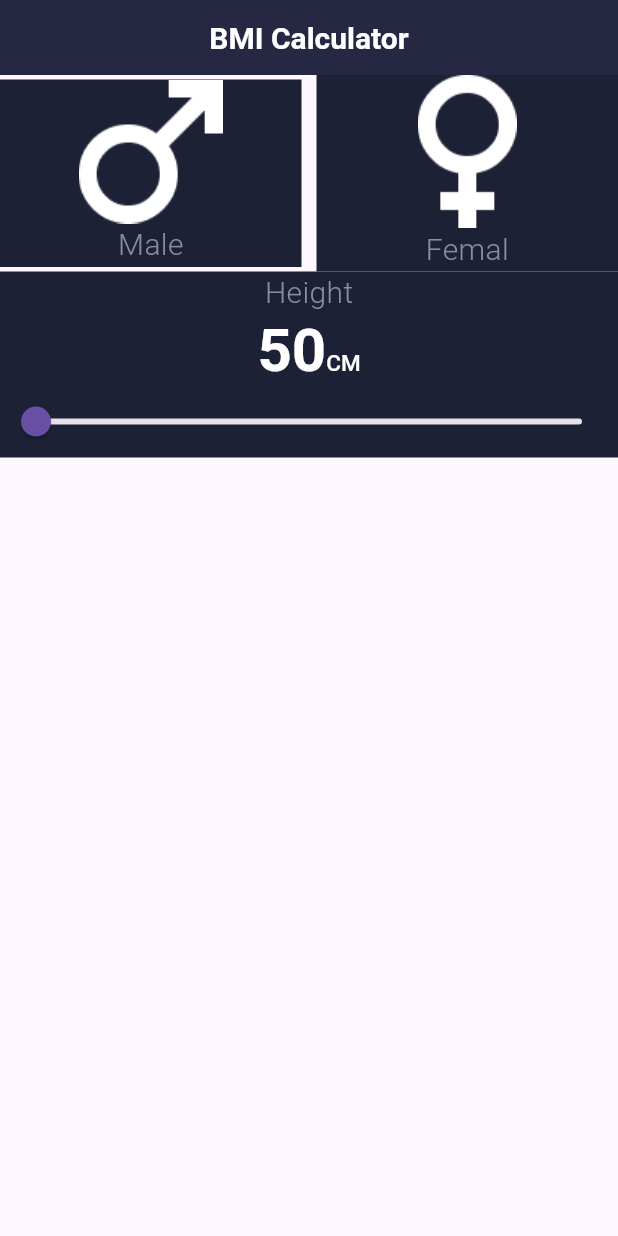
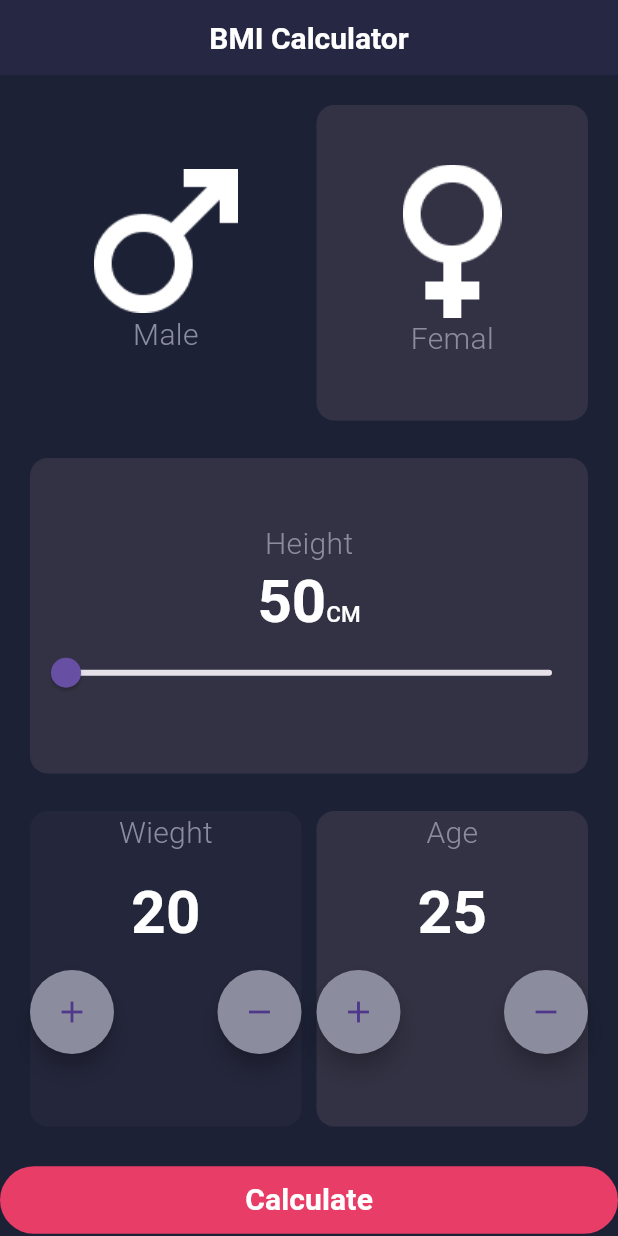
Before and after one commit to Mahmoud-Z-Fares/BMI-Calculator, a Flutter app: the screen it shows after launch, on a phone screen of 412 x 824 dp. Run offline on Flutter 3.47's test engine with Material 3 defaults, Android fonts, the phone set to English and light mode, and no system bars.

Commit message:
Finish all UI and Calculate Screen

```diff
--- a/lib/consts.dart
+++ b/lib/consts.dart
@@ -2,6 +2,7 @@ import 'package:flutter/material.dart';
 
 Color mainColor = Color(0xff1C2135);
 Color butColor = Color(0xffE83D67);
+Color secondColor = Color(0xff333244);
 
 TextStyle textStylygray300w20px = TextStyle(
   color: Color(0xff8B8C9E),
--- a/lib/main.dart
+++ b/lib/main.dart
@@ -1,11 +1,15 @@
 import 'package:bmi_app/views/home_view.dart';
+import 'package:bmi_app/views/result_screen.dart';
 import 'package:flutter/material.dart';
 
 void main() {
   runApp(
     MaterialApp(
       initialRoute: HomeView.routeName,
-      routes: {HomeView.routeName: (context) => HomeView()},
+      routes: {
+        HomeView.routeName: (context) => HomeView(),
+        ResultScreen.routeName: (context) => ResultScreen(),
+      },
       debugShowCheckedModeBanner: false,
       color: Color(0xff1C2135),
     ),
--- a/lib/views/home_view.dart
+++ b/lib/views/home_view.dart
@@ -1,5 +1,9 @@
 import 'package:bmi_app/consts.dart';
+import 'package:bmi_app/views/result_screen.dart';
+import 'package:bmi_app/widgets/custom_age_wieght.dart';
 import 'package:bmi_app/widgets/custom_app_bar.dart';
+import 'package:bmi_app/widgets/custom_gender_widget.dart';
+import 'package:bmi_app/widgets/custom_slider.dart';
 import 'package:flutter/material.dart';
 
 class HomeView extends StatefulWidget {
@@ -12,21 +16,62 @@ class HomeView extends StatefulWidget {
 
 class _HomeViewState extends State<HomeView> {
   double sliderValue = 50;
+  int wieght = 20;
+  int age = 25;
+  bool isMale = true;
+
   @override
   Widget build(BuildContext context) {
     return Scaffold(
+      bottomNavigationBar: CustomButton(
+        title: "Calculate",
+        onPressed: () {
+          Navigator.pushNamed(
+            context,
+            ResultScreen.routeName,
+            arguments: BMICalculator(
+              gender: "Male",
+              age: age,
+              wieght: wieght,
+              height: sliderValue.toInt(),
+            ),
+          );
+        },
+      ),
+      backgroundColor: mainColor,
       appBar: CustomAppBar(),
-      body: Column(
+      body: Padding(
+        padding: const EdgeInsets.symmetric(horizontal: 20),
+        child: Column(
+          mainAxisAlignment: MainAxisAlignment.center,
           children: [
-          Row(
+            SizedBox(height: 20),
+            //Wiegh and Height row
+            Expanded(
+              child: Row(
+                crossAxisAlignment: CrossAxisAlignment.center,
                 spacing: 10,
                 children: [
-              CustomGender(title: "Male", picPath: "assets/images/male.png"),
+                  CustomGender(
+                    onTap: () => setState(() => isMale = true),
 
-              CustomGender(title: "Femal", picPath: "assets/images/female.png"),
+                    isMale: isMale,
+                    title: "Male",
+                    picPath: "assets/images/male.png",
+                  ),
+
+                  CustomGender(
+                    onTap: () => setState(() => isMale = false),
+                    isMale: !isMale,
+                    title: "Femal",
+                    picPath: "assets/images/female.png",
+                  ),
                 ],
               ),
-          CustomSlider(
+            ),
+            SizedBox(height: 25),
+            Expanded(
+              child: CustomSlider(
                 sliderValue: sliderValue,
                 onChanged: (v) {
                   sliderValue = v;
@@ -34,65 +79,51 @@ class _HomeViewState extends State<HomeView> {
                   setState(() {});
                 },
               ),
-        ],
             ),
-    );
-  }
-}
+            SizedBox(height: 25),
 
-class CustomSlider extends StatelessWidget {
-  CustomSlider({super.key, this.onChanged, required this.sliderValue});
-
-  double sliderValue;
-  void Function(double)? onChanged;
-
-  @override
-  Widget build(BuildContext context) {
-    return Container(
-      alignment: Alignment.center,
-      decoration: BoxDecoration(color: mainColor),
-      child: Column(
+            Expanded(
+              child: Row(
+                spacing: 10,
                 children: [
-          CustomText(title: "Height"),
-          RichText(
-            text: TextSpan(
-              children: [
-                TextSpan(
-                  text: sliderValue.round().toString(),
-                  style: textStylwhite300w40px,
+                  Expanded(
+                    child: CustomAgeandWieghtWidget(
+                      color: Color(0xff24263B),
+                      heroTag: "h11",
+                      heroTag2: "h12",
+                      title: "Wieght",
+                      value: wieght,
+                      onPressed1: () {
+                        wieght++;
+                        setState(() {});
+                      },
+                      onPressed2: () {
+                        wieght--;
+                        setState(() {});
+                      },
                     ),
-                TextSpan(
-                  text: "CM",
-                  style: TextStyle(
-                    color: Colors.white,
-                    fontSize: 15,
-                    fontWeight: FontWeight.w500,
+                  ),
+                  Expanded(
+                    child: CustomAgeandWieghtWidget(
+                      color: secondColor,
+                      heroTag2: "h21",
+                      heroTag: "h22",
+                      title: "Age",
+                      value: age,
+                      onPressed1: () {
+                        age++;
+                        setState(() {});
+                      },
+                      onPressed2: () {
+                        age--;
+                        setState(() {});
+                      },
                     ),
                   ),
                 ],
               ),
             ),
-          Slider(value: sliderValue, onChanged: onChanged, min: 50, max: 200),
-        ],
-      ),
-    );
-  }
-}
-
-class CustomGender extends StatelessWidget {
-  const CustomGender({super.key, required this.title, required this.picPath});
-  final String title;
-  final String picPath;
-  @override
-  Widget build(BuildContext context) {
-    return Expanded(
-      child: Container(
-        alignment: Alignment.center,
-        decoration: BoxDecoration(color: mainColor),
-        child: Column(
-          children: [
-            Image.asset(picPath),
-            CustomText(title: title),
+            SizedBox(height: 25),
           ],
         ),
       ),
@@ -100,13 +131,42 @@ class CustomGender extends StatelessWidget {
   }
 }
 
-class CustomText extends StatelessWidget {
-  const CustomText({super.key, required this.title});
-
+class CustomButton extends StatelessWidget {
+  const CustomButton({super.key, this.onPressed, required this.title});
+  final void Function()? onPressed;
   final String title;
-
   @override
   Widget build(BuildContext context) {
-    return Text(title, style: textStylygray300w20px);
+    return TextButton(
+      style: TextButton.styleFrom(backgroundColor: butColor),
+      onPressed: onPressed,
+      child: Text(title, style: textStylwhite300w20px),
+    );
   }
 }
+
+class BMICalculator {
+  BMICalculator({
+    required this.gender,
+    required this.height,
+    required this.age,
+    required this.wieght,
+  });
+  String gender;
+  int height;
+  int age;
+  int wieght;
+
+  double get calculatBMI => wieght / ((height / 100) * (height / 100)).round();
+  String get resultBMI {
+    if (calculatBMI < 18.5) {
+      return "UnderWeight";
+    } else if (calculatBMI < 25) {
+      return "Normal";
+    } else if (calculatBMI < 30) {
+      return "OverWeight";
+    } else {
+      return "Obese";
+    }
+  }
+}
--- /dev/null
+++ b/lib/widgets/custom_age_wieght.dart
@@ -0,0 +1,63 @@
+import 'package:bmi_app/consts.dart';
+import 'package:bmi_app/widgets/custom_text.dart';
+import 'package:flutter/material.dart';
+
+class CustomAgeandWieghtWidget extends StatelessWidget {
+  const CustomAgeandWieghtWidget({
+    super.key,
+    required this.value,
+    required this.title,
+    this.onPressed1,
+    this.onPressed2,
+    required this.heroTag,
+    required this.heroTag2,
+    required this.color,
+  });
+  final String heroTag;
+  final String heroTag2;
+
+  final int value;
+  final String title;
+  final void Function()? onPressed1;
+  final void Function()? onPressed2;
+  final Color color;
+
+  @override
+  Widget build(BuildContext context) {
+    return Container(
+      decoration: BoxDecoration(
+        color: color,
+        borderRadius: BorderRadius.circular(12),
+      ),
+      child: Column(
+        spacing: 10,
+        children: [
+          CustomText(title: title),
+          Text(value.toString(), style: textStylwhite300w40px),
+          Row(
+            spacing: 10,
+            mainAxisAlignment: MainAxisAlignment.spaceBetween,
+            children: [
+              FloatingActionButton(
+                heroTag: heroTag,
+                backgroundColor: Color(0xff8B8C9E),
+                shape: CircleBorder(),
+
+                onPressed: onPressed1,
+                child: Icon(Icons.add),
+              ),
+              FloatingActionButton(
+                heroTag: heroTag2,
+                backgroundColor: Color(0xff8B8C9E),
+
+                shape: CircleBorder(),
+                onPressed: onPressed2,
+                child: Icon(Icons.remove),
+              ),
+            ],
+          ),
+        ],
+      ),
+    );
+  }
+}
--- /dev/null
+++ b/lib/widgets/custom_gender_widget.dart
@@ -0,0 +1,38 @@
+import 'package:bmi_app/consts.dart';
+import 'package:bmi_app/widgets/custom_text.dart';
+import 'package:flutter/material.dart';
+
+class CustomGender extends StatelessWidget {
+  const CustomGender({
+    super.key,
+    required this.title,
+    required this.picPath,
+    required this.isMale,
+    this.onTap,
+  });
+  final String title;
+  final String picPath;
+  final bool isMale;
+  final void Function()? onTap;
+  @override
+  Widget build(BuildContext context) {
+    return Expanded(
+      child: GestureDetector(
+        onTap: onTap,
+        child: Container(
+          decoration: BoxDecoration(
+            color: isMale ? mainColor : secondColor,
+            borderRadius: BorderRadius.all(Radius.circular(12)),
+          ),
+          child: Column(
+            mainAxisAlignment: MainAxisAlignment.center,
+            children: [
+              Image.asset(picPath),
+              CustomText(title: title),
+            ],
+          ),
+        ),
+      ),
+    );
+  }
+}
--- /dev/null
+++ b/lib/widgets/custom_slider.dart
@@ -0,0 +1,46 @@
+import 'package:bmi_app/consts.dart';
+import 'package:bmi_app/widgets/custom_text.dart';
+import 'package:flutter/material.dart';
+
+class CustomSlider extends StatelessWidget {
+  const CustomSlider({super.key, this.onChanged, required this.sliderValue});
+
+  final double sliderValue;
+  final void Function(double)? onChanged;
+
+  @override
+  Widget build(BuildContext context) {
+    return Container(
+      alignment: Alignment.center,
+      decoration: BoxDecoration(
+        color: secondColor,
+        borderRadius: BorderRadius.circular(12),
+      ),
+      child: Column(
+        mainAxisAlignment: MainAxisAlignment.center,
+        children: [
+          CustomText(title: "Height"),
+          RichText(
+            text: TextSpan(
+              children: [
+                TextSpan(
+                  text: sliderValue.round().toString(),
+                  style: textStylwhite300w40px,
+                ),
+                TextSpan(
+                  text: "CM",
+                  style: TextStyle(
+                    color: Colors.white,
+                    fontSize: 15,
+                    fontWeight: FontWeight.w500,
+                  ),
+                ),
+              ],
+            ),
+          ),
+          Slider(value: sliderValue, onChanged: onChanged, min: 50, max: 200),
+        ],
+      ),
+    );
+  }
+}
--- /dev/null
+++ b/lib/widgets/custom_text.dart
@@ -0,0 +1,13 @@
+import 'package:bmi_app/consts.dart';
+import 'package:flutter/material.dart';
+
+class CustomText extends StatelessWidget {
+  const CustomText({super.key, required this.title});
+
+  final String title;
+
+  @override
+  Widget build(BuildContext context) {
+    return Text(title, style: textStylygray300w20px);
+  }
+}
```
Also changed, not shown: lib/views/result_screen.dart (added, +69 -0 lines). Lines whose indentation alone changed are shown as unchanged.
